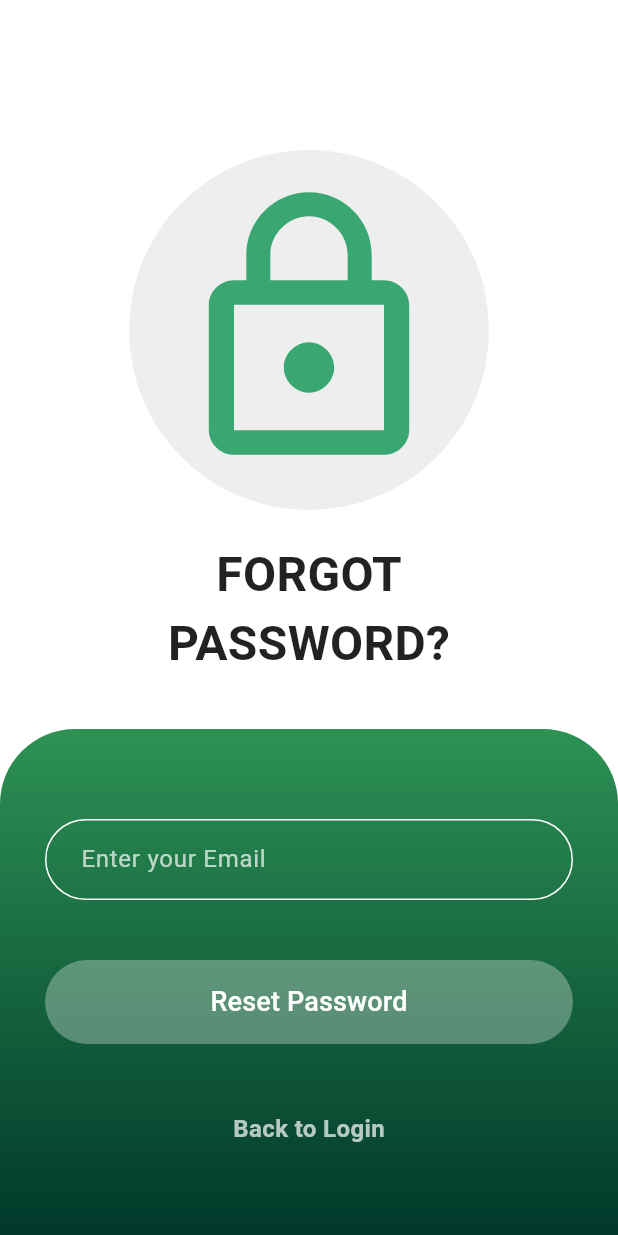
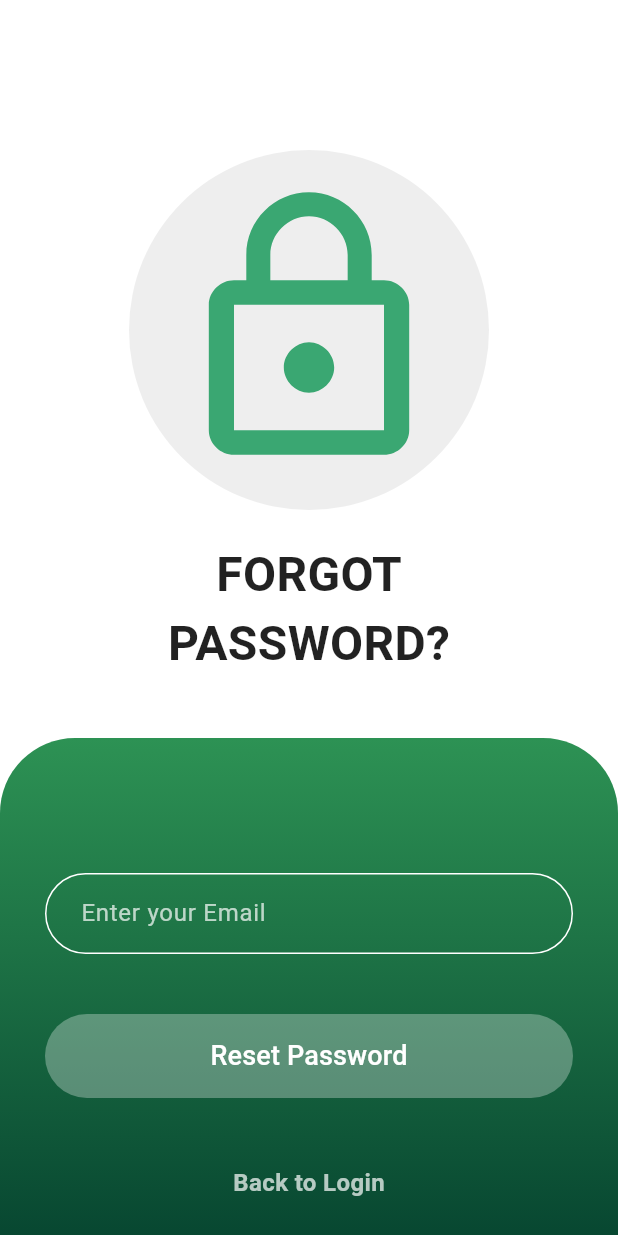
Before and after one commit to Emjay444/capstone, a Flutter app: the screen it shows after launch, after a tap on "Forgot Password? Click here", on a phone screen of 412 x 824 dp. Run offline on Flutter 3.47's test engine with Material 3 defaults, Android fonts, the phone set to English and light mode, and no system bars.

Commit message:
fixed )?_

```diff
--- a/anxiety_sensor/lib/pages/Forgotpass.dart
+++ b/anxiety_sensor/lib/pages/Forgotpass.dart
@@ -7,7 +7,8 @@ class Forgotpass extends StatelessWidget {
   Widget build(BuildContext context) {
     return Scaffold(
       backgroundColor: Colors.white,
-      body: Column(
+      body: SingleChildScrollView(
+        child: Column(
           children: [
             const SizedBox(height: 100),
 
@@ -46,11 +47,11 @@ class Forgotpass extends StatelessWidget {
               ),
             ),
 
-          const Spacer(), // Pushes content to the top
+            const SizedBox(height: 40),
 
             // 🔹 Green Curved Container for Inputs
             Container(
-            padding: const EdgeInsets.symmetric(horizontal: 30, vertical: 60),
+              padding: const EdgeInsets.symmetric(horizontal: 30, vertical: 90),
               width: double.infinity,
               decoration: const BoxDecoration(
                 gradient: LinearGradient(
@@ -65,7 +66,6 @@ class Forgotpass extends StatelessWidget {
               ),
               child: Column(
                 crossAxisAlignment: CrossAxisAlignment.stretch,
-              mainAxisSize: MainAxisSize.min, // Wrap content
                 children: [
                   // 🔹 Email Input Field
                   TextField(
@@ -130,6 +130,7 @@ class Forgotpass extends StatelessWidget {
             ),
           ],
         ),
+      ),
     );
   }
 }
--- a/anxiety_sensor/lib/pages/Login.dart
+++ b/anxiety_sensor/lib/pages/Login.dart
@@ -11,7 +11,7 @@ class MyApp extends StatelessWidget {
   Widget build(BuildContext context) {
     return MaterialApp(
       debugShowCheckedModeBanner: false,
-      home: const Login(),
+      home: Login(),
     );
   }
 }
@@ -36,18 +36,13 @@ class Login extends StatelessWidget {
           ),
         ),
         child: SafeArea(
-          child: Column(
-            children: [
-              // Top Section (Scrollable)
-              Expanded(
           child: SingleChildScrollView(
             child: Column(
               crossAxisAlignment: CrossAxisAlignment.center,
               children: [
-                      const SizedBox(height: 50),
                 // Image and Box inside Stack
                 SizedBox(
-                        height: 250,
+                  height: 250, // Ensure Stack has a fixed height
                   child: Stack(
                     alignment: Alignment.center,
                     children: [
@@ -56,9 +51,9 @@ class Login extends StatelessWidget {
                         child: Container(
                           height: 150,
                           width: 150,
-                                decoration: const BoxDecoration(
+                          decoration: BoxDecoration(
                             color: Color(0xFF83B9A1),
-                                  shape: BoxShape.circle,
+                            shape: BoxShape.circle, // ✅ Makes it a circle
                           ),
                         ),
                       ),
@@ -132,13 +127,14 @@ class Login extends StatelessWidget {
                   ),
                 ),
 
-                      const SizedBox(height: 30),
-                    ],
-                  ),
-                ),
+                SizedBox(
+                  height:
+                      MediaQuery.of(context).orientation == Orientation.portrait
+                          ? 60
+                          : 70,
                 ),
 
-              // Bottom Section (Always Stays at the Bottom)
+                // Bottom Section with Buttons
                 Container(
                   width: double.infinity,
                   padding: const EdgeInsets.only(
@@ -164,7 +160,7 @@ class Login extends StatelessWidget {
                       ElevatedButton(
                         onPressed: () {},
                         style: ElevatedButton.styleFrom(
-                        backgroundColor: const Color(0xFF01785A),
+                          backgroundColor: Color(0xFF01785A),
                           shape: RoundedRectangleBorder(
                             borderRadius: BorderRadius.circular(25),
                           ),
@@ -187,7 +183,7 @@ class Login extends StatelessWidget {
                           Navigator.pushNamed(context, '/register');
                         },
                         style: ElevatedButton.styleFrom(
-                        backgroundColor: const Color(0xFF2E9355),
+                          backgroundColor: Color(0xFF2E9355),
                           shape: RoundedRectangleBorder(
                             borderRadius: BorderRadius.circular(25),
                           ),
@@ -206,6 +202,7 @@ class Login extends StatelessWidget {
             ),
           ),
         ),
+      ),
     );
   }
 }
```
Lines whose indentation alone changed are shown as unchanged.
